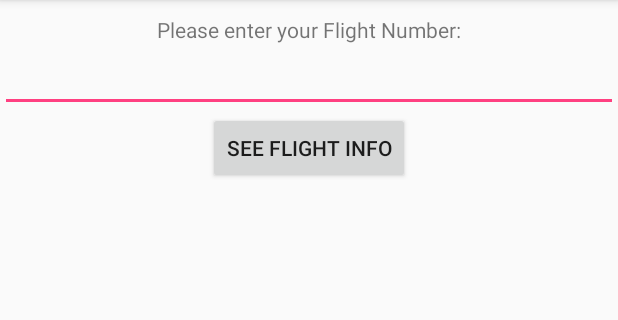
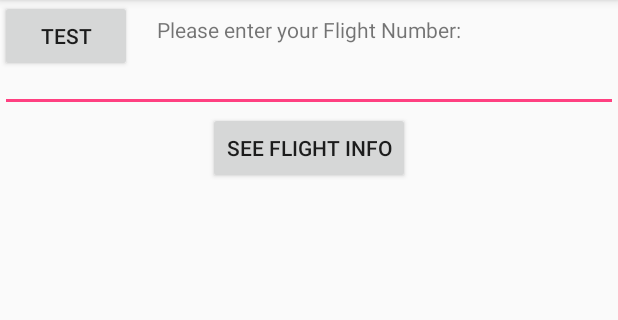
Before and after one commit to leoniereif/FlyWithMe, an Android app: the screen it shows after launch (MainActivity), on a phone screen of 412 x 824 dp, the part 84-404 px from its top. Run offline under Robolectric (Android 15) with nearby library versions, the light colour scheme and no system bars.

Commit message:
Made something happen

```diff
--- a/app/src/main/AndroidManifest.xml
+++ b/app/src/main/AndroidManifest.xml
@@ -19,6 +19,7 @@
         </activity>
         <activity android:name=".activity.ApiTestActivity">
         </activity>
+        <activity android:name=".activity.MainScreenActivity" />
     </application>
 
 </manifest>
--- a/app/src/main/java/com/example/leoniereif/flywithme/activity/MainActivity.java
+++ b/app/src/main/java/com/example/leoniereif/flywithme/activity/MainActivity.java
@@ -23,10 +23,13 @@ public class MainActivity extends AppCompatActivity {
     }
 
     public void flightInfoActivityOnClick(View view) {
-
         Intent apiTestIntent = new Intent(this, ApiTestActivity.class);
         apiTestIntent.putExtra("flightNumber", inputFlightNumEt.getText());
         startActivity(apiTestIntent);
+    }
 
+    public void startMainScreen(View view) {
+        Intent ms = new Intent(this, MainScreenActivity.class);
+        startActivity(ms);
     }
 }
--- a/app/src/main/res/layout/activity_main.xml
+++ b/app/src/main/res/layout/activity_main.xml
@@ -27,5 +27,10 @@
         android:layout_centerHorizontal="true"
         android:onClick="flightInfoActivityOnClick"
         android:text="See Flight Info" />
+    <Button
+        android:layout_width="wrap_content"
+        android:layout_height="wrap_content"
+        android:text="Test"
+        android:onClick="startMainScreen"/>
 
 </RelativeLayout>
--- a/app/src/main/res/layout/checkin_layout.xml
+++ b/app/src/main/res/layout/checkin_layout.xml
@@ -2,7 +2,8 @@
 <LinearLayout xmlns:android="http://schemas.android.com/apk/res/android"
               android:orientation="vertical"
               android:layout_width="match_parent"
-              android:layout_height="wrap_content">
+              android:layout_height="wrap_content"
+              android:id="@+id/new_checkin_ll">
 
     <TextView
         android:layout_width="wrap_content"
```
Also changed, not shown: app/src/main/java/com/example/leoniereif/flywithme/activity/MainScreenActivity.java (+7 -3 lines).
